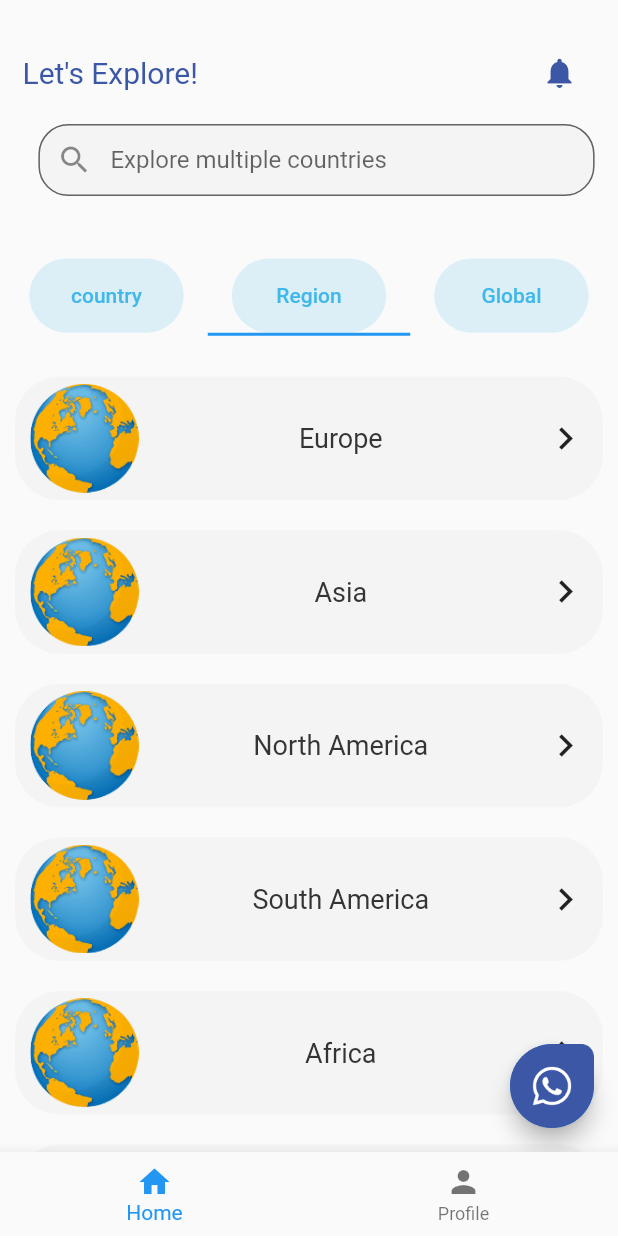
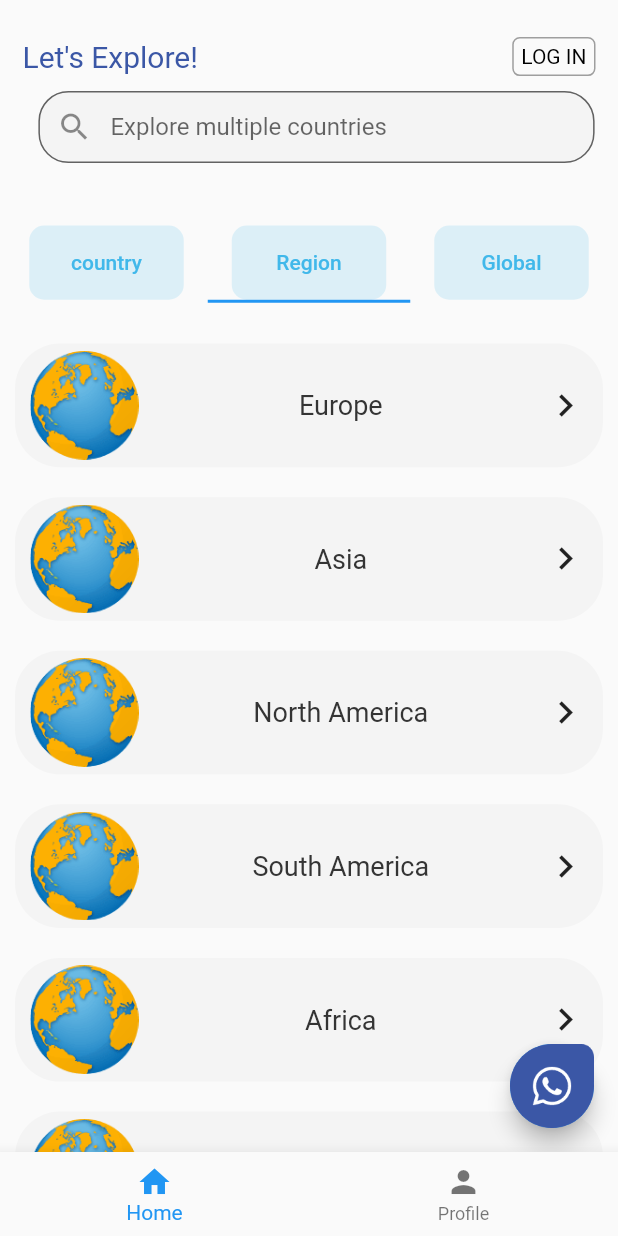
Before and after one commit to manojbhatta500/mobi_esim, a Flutter app: the screen it shows after launch, tab 2 chosen, on a phone screen of 412 x 824 dp. Run offline on Flutter 3.47's test engine with Material 2 defaults, Android fonts, the phone set to English and light mode, and no system bars; our stand-ins replace pin_code_fields; missing offline and left inert: country_flags.

Commit message:
nov 4 3pm

```diff
--- /dev/null
+++ b/lib/customwiget/logbutton.dart
@@ -0,0 +1,26 @@
+import 'package:flutter/material.dart';
+
+class LogButton extends StatelessWidget {
+  const LogButton({super.key});
+
+  @override
+  Widget build(BuildContext context) {
+    return GestureDetector(
+      onTap: () {
+        Navigator.pushNamed(context, '/signup');
+      },
+      child: Container(
+        padding: EdgeInsets.symmetric(horizontal: 5, vertical: 4),
+        decoration: BoxDecoration(
+            border: Border.all(color: Colors.grey, width: 1),
+            borderRadius: BorderRadius.circular(5)),
+        child: Center(
+          child: Text(
+            'LOG IN',
+            style: TextStyle(color: Colors.black),
+          ),
+        ),
+      ),
+    );
+  }
+}
--- a/lib/customwiget/topcontainer.dart
+++ b/lib/customwiget/topcontainer.dart
@@ -10,7 +10,7 @@ class TopContainer extends StatelessWidget {
     double width = MediaQuery.of(context).size.width;
     double height = MediaQuery.of(context).size.height;
     return Container(
-        height: 0.2 * height,
+        height: 0.25 * height,
         width: 0.9 * width,
         margin: EdgeInsets.only(left: 10, right: 10, bottom: 10, top: 10),
         padding: EdgeInsets.symmetric(vertical: 10, horizontal: 30),
--- a/lib/main.dart
+++ b/lib/main.dart
@@ -1,6 +1,7 @@
 import 'package:flutter/material.dart';
 import 'package:mobi_esim/screens/and_guide.dart';
 import 'package:mobi_esim/screens/androidguide/fromgallery.dart';
+
 import 'package:mobi_esim/screens/ios_guide.dart';
 
 import 'package:mobi_esim/screens/navbar/profilepages/contactus.dart';
@@ -60,7 +61,7 @@ class _RootState extends State<Root> {
         '/iosguide': (context) => IosGuide(),
         '/andguide': (context) => AndGuide(),
         '/fromgallery': (context) => FromGallery(),
-        '/myesim': (context) => MyEsim()
+        '/myesim': (context) => MyEsim(),
       },
     );
   }
--- a/lib/screens/navbar/countrybundles/countrybundle.dart
+++ b/lib/screens/navbar/countrybundles/countrybundle.dart
@@ -1,4 +1,5 @@
 import 'package:flutter/material.dart';
+import 'package:mobi_esim/customwiget/logbutton.dart';
 import 'package:mobi_esim/screens/navbar/countrybundles/tabpages/global.dart';
 
 import 'package:mobi_esim/screens/navbar/countrybundles/tabpages/countrylist.dart';
@@ -51,14 +52,7 @@ class _CountryBundleState extends State<CountryBundle>
                       "Let's Explore!",
                       style: TextStyle(fontSize: 20, color: Color(0xff3b57a6)),
                     ),
-                    IconButton(
-                        onPressed: () {
-                          Navigator.pushNamed(context, '/notifications');
-                        },
-                        icon: Icon(
-                          Icons.notifications,
-                          color: Color(0xff3b57a6),
-                        ))
+                    LogButton()
                   ],
                 ),
               ),
@@ -95,7 +89,7 @@ class _CountryBundleState extends State<CountryBundle>
                           padding: EdgeInsets.all(5),
                           decoration: BoxDecoration(
                               color: Color(0xff2941b8ea),
-                              borderRadius: BorderRadius.circular(25)),
+                              borderRadius: BorderRadius.circular(10)),
                           child: Tab(
                             child: Padding(
                               padding: const EdgeInsets.all(3.0),
@@ -112,7 +106,7 @@ class _CountryBundleState extends State<CountryBundle>
                           padding: EdgeInsets.all(5),
                           decoration: BoxDecoration(
                               color: Color(0xff2941b8ea),
-                              borderRadius: BorderRadius.circular(25)),
+                              borderRadius: BorderRadius.circular(10)),
                           child: Tab(
                             child: Padding(
                               padding: const EdgeInsets.all(3.0),
@@ -129,7 +123,7 @@ class _CountryBundleState extends State<CountryBundle>
                           padding: EdgeInsets.all(5),
                           decoration: BoxDecoration(
                               color: Color(0xff2941b8ea),
-                              borderRadius: BorderRadius.circular(25)),
+                              borderRadius: BorderRadius.circular(10)),
                           child: Tab(
                             child: Padding(
                               padding: const EdgeInsets.all(3.0),
--- a/lib/screens/navbar/countrybundles/tabpages/regions.dart
+++ b/lib/screens/navbar/countrybundles/tabpages/regions.dart
@@ -1,5 +1,6 @@
 import 'package:flutter/material.dart';
 import 'package:mobi_esim/customwiget/regcontainer.dart';
+import 'package:mobi_esim/screens/navbar/countrybundles/tabpages/regions/currentregion.dart';
 
 class Regions extends StatelessWidget {
   const Regions({super.key});
@@ -13,12 +14,48 @@ class Regions extends StatelessWidget {
           SizedBox(
             height: 10,
           ),
-          RegContainer(countryname: 'Europe'),
-          RegContainer(countryname: 'Asia'),
-          RegContainer(countryname: 'North America'),
-          RegContainer(countryname: 'South America'),
-          RegContainer(countryname: 'Africa'),
-          RegContainer(countryname: 'Australia'),
+          GestureDetector(
+              onTap: () {
+                Navigator.push(context, MaterialPageRoute(builder: (context) {
+                  return CurrentRegion(continent: 'Europe');
+                }));
+              },
+              child: RegContainer(countryname: 'Europe')),
+          GestureDetector(
+              onTap: () {
+                Navigator.push(context, MaterialPageRoute(builder: (context) {
+                  return CurrentRegion(continent: 'asia');
+                }));
+              },
+              child: RegContainer(countryname: 'Asia')),
+          GestureDetector(
+              onTap: () {
+                Navigator.push(context, MaterialPageRoute(builder: (context) {
+                  return CurrentRegion(continent: 'North america');
+                }));
+              },
+              child: RegContainer(countryname: 'North America')),
+          GestureDetector(
+              onTap: () {
+                Navigator.push(context, MaterialPageRoute(builder: (context) {
+                  return CurrentRegion(continent: 'south america');
+                }));
+              },
+              child: RegContainer(countryname: 'South America')),
+          GestureDetector(
+              onTap: () {
+                Navigator.push(context, MaterialPageRoute(builder: (context) {
+                  return CurrentRegion(continent: 'africa');
+                }));
+              },
+              child: RegContainer(countryname: 'Africa')),
+          GestureDetector(
+              onTap: () {
+                Navigator.push(context, MaterialPageRoute(builder: (context) {
+                  return CurrentRegion(continent: 'Australia');
+                }));
+              },
+              child: RegContainer(countryname: 'Australia')),
           SizedBox(
             height: 40,
           )
--- a/lib/screens/notification.dart
+++ b/lib/screens/notification.dart
@@ -12,7 +12,6 @@ class Notifications extends StatefulWidget {
 class _NotificationsState extends State<Notifications> {
   @override
   Widget build(BuildContext context) {
-    double width = MediaQuery.of(context).size.width;
     double height = MediaQuery.of(context).size.height;
     return SafeArea(
         child: Scaffold(
--- a/lib/screens/signup/signup.dart
+++ b/lib/screens/signup/signup.dart
@@ -23,10 +23,6 @@ class _SignupState extends State<Signup> {
           mainAxisAlignment: MainAxisAlignment.start,
           crossAxisAlignment: CrossAxisAlignment.start,
           children: [
-            Row(
-              mainAxisAlignment: MainAxisAlignment.end,
-              children: [Icon(Icons.close)],
-            ),
             SizedBox(
               height: 0.03 * height,
             ),
```
Also changed, not shown: lib/customwiget/notbutton.dart (added, +17 -0 lines), lib/screens/navbar/countrybundles/tabpages/regions/currentregion.dart (added, +47 -0 lines).
